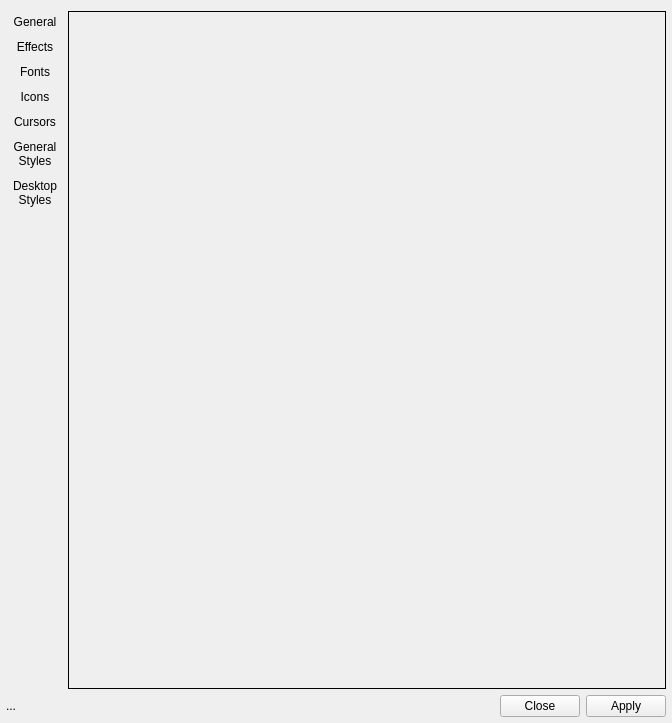
First picture: the form in src-qt5/core/lumina-theme-engine/src/lthemeengine/mainwindow.ui, repository lumina-desktop/lumina, before the edit.
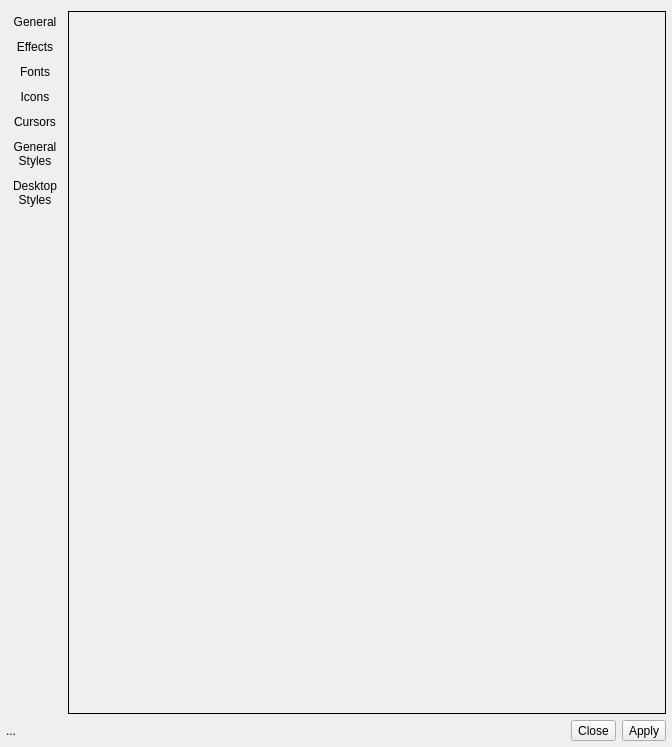
Second picture: the form after the edit. Icons and pictures are not drawn.

Commit message: Cleanup a little bit of lthemeengine 1. Ensure setting paths are converted to absolute paths before comparisons 2. Get rid of the buttonbox in mainwindow and replace it with a couple toolbuttons with icons (same functionality)

The edit to the form file:
```diff
--- a/src-qt5/core/lumina-theme-engine/src/lthemeengine/mainwindow.ui
+++ b/src-qt5/core/lumina-theme-engine/src/lthemeengine/mainwindow.ui
@@ -7,7 +7,7 @@
     <x>0</x>
     <y>0</y>
     <width>672</width>
-    <height>723</height>
+    <height>747</height>
    </rect>
   </property>
   <property name="windowTitle">
@@ -285,15 +285,52 @@
     <layout class="QHBoxLayout" name="horizontalLayout">
      <item>
       <widget class="QLabel" name="versionLabel">
+       <property name="sizePolicy">
+        <sizepolicy hsizetype="Expanding" vsizetype="Preferred">
+         <horstretch>0</horstretch>
+         <verstretch>0</verstretch>
+        </sizepolicy>
+       </property>
        <property name="text">
         <string notr="true">...</string>
        </property>
       </widget>
      </item>
      <item>
-      <widget class="QDialogButtonBox" name="buttonBox">
-       <property name="standardButtons">
-        <set>QDialogButtonBox::Apply|QDialogButtonBox::Close</set>
+      <widget class="QToolButton" name="push_close">
+       <property name="sizePolicy">
+        <sizepolicy hsizetype="Preferred" vsizetype="Preferred">
+         <horstretch>0</horstretch>
+         <verstretch>0</verstretch>
+        </sizepolicy>
+       </property>
+       <property name="text">
+        <string>Close</string>
+       </property>
+       <property name="icon">
+        <iconset theme="dialog-cancel"/>
+       </property>
+       <property name="toolButtonStyle">
+        <enum>Qt::ToolButtonTextBesideIcon</enum>
+       </property>
+      </widget>
+     </item>
+     <item>
+      <widget class="QToolButton" name="push_apply">
+       <property name="sizePolicy">
+        <sizepolicy hsizetype="Preferred" vsizetype="Preferred">
+         <horstretch>0</horstretch>
+         <verstretch>0</verstretch>
+        </sizepolicy>
+       </property>
+       <property name="text">
+        <string>Apply</string>
+       </property>
+       <property name="icon">
+        <iconset theme="dialog-ok-apply"/>
+       </property>
+       <property name="toolButtonStyle">
+        <enum>Qt::ToolButtonTextBesideIcon</enum>
        </property>
       </widget>
      </item>
```
The commit also changes 4 other files.
